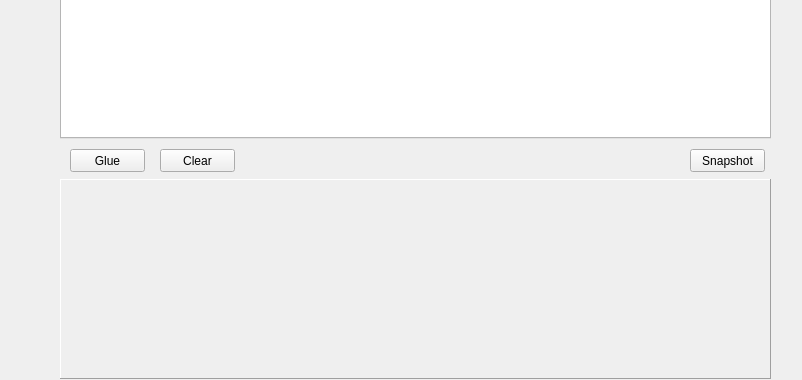
Old version of the form UI/channel_viewer.ui in the repository yasmine-msg79/Signal-Viewer; both pictures show x 0 to 802 and y 321 to 701 of the 802 by 701 pixel window.
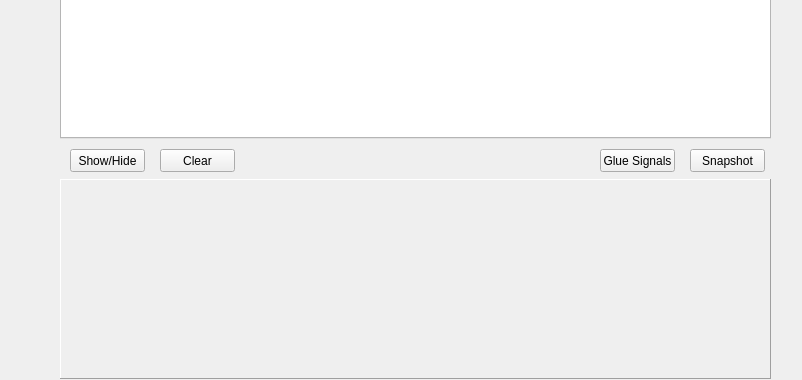
New version of the form.

Commit message: finished version 1 of channel viewer

What changed in the file:
```diff
--- a/UI/channel_viewer.ui
+++ b/UI/channel_viewer.ui
@@ -1069,6 +1069,19 @@
     <string>Snapshot</string>
    </property>
   </widget>
+     <widget class="QPushButton" name="action_glue">
+   <property name="geometry">
+    <rect>
+     <x>600</x>
+     <y>470</y>
+     <width>75</width>
+     <height>23</height>
+    </rect>
+   </property>
+   <property name="text">
+    <string>Glue Signals</string>
+   </property>
+  </widget>
   <widget class="QPushButton" name="Clear">
    <property name="geometry">
     <rect>
@@ -1092,7 +1105,7 @@
     </rect>
    </property>
    <property name="text">
-    <string>Glue</string>
+    <string>Show/Hide</string>
    </property>
    <property name="checkable">
     <bool>true</bool>
```
The commit also changes 1 other file.
